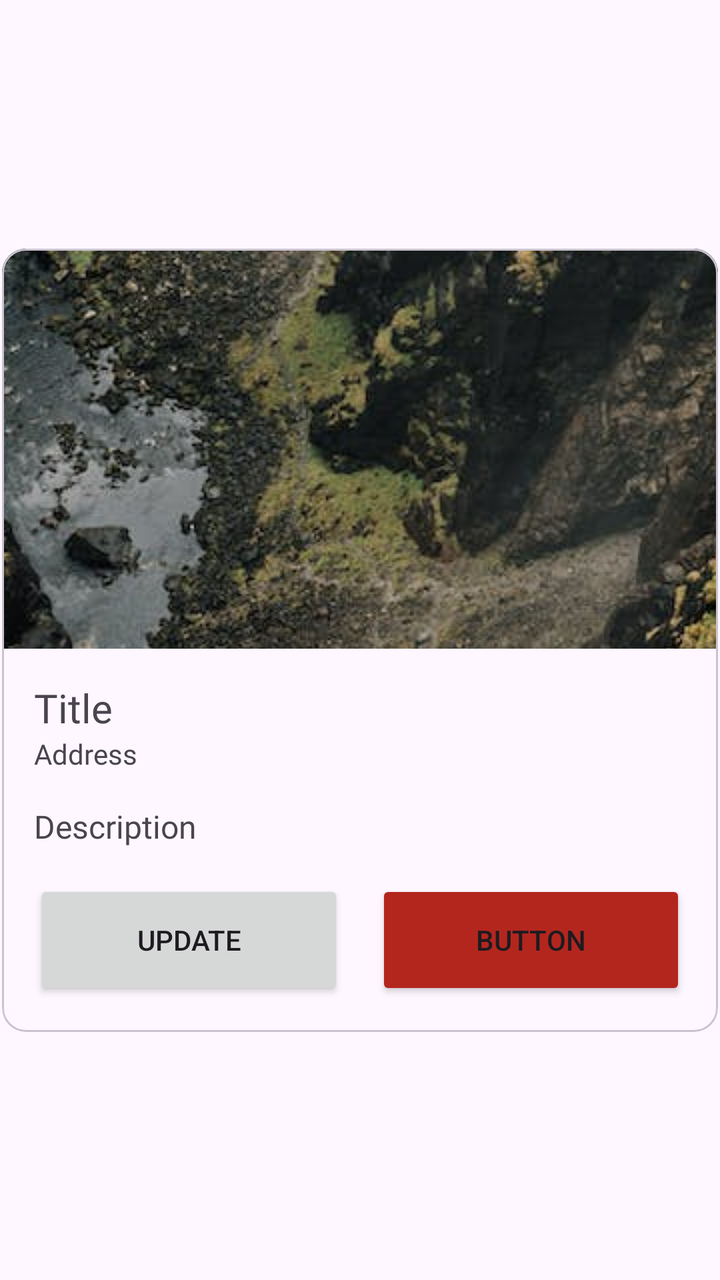
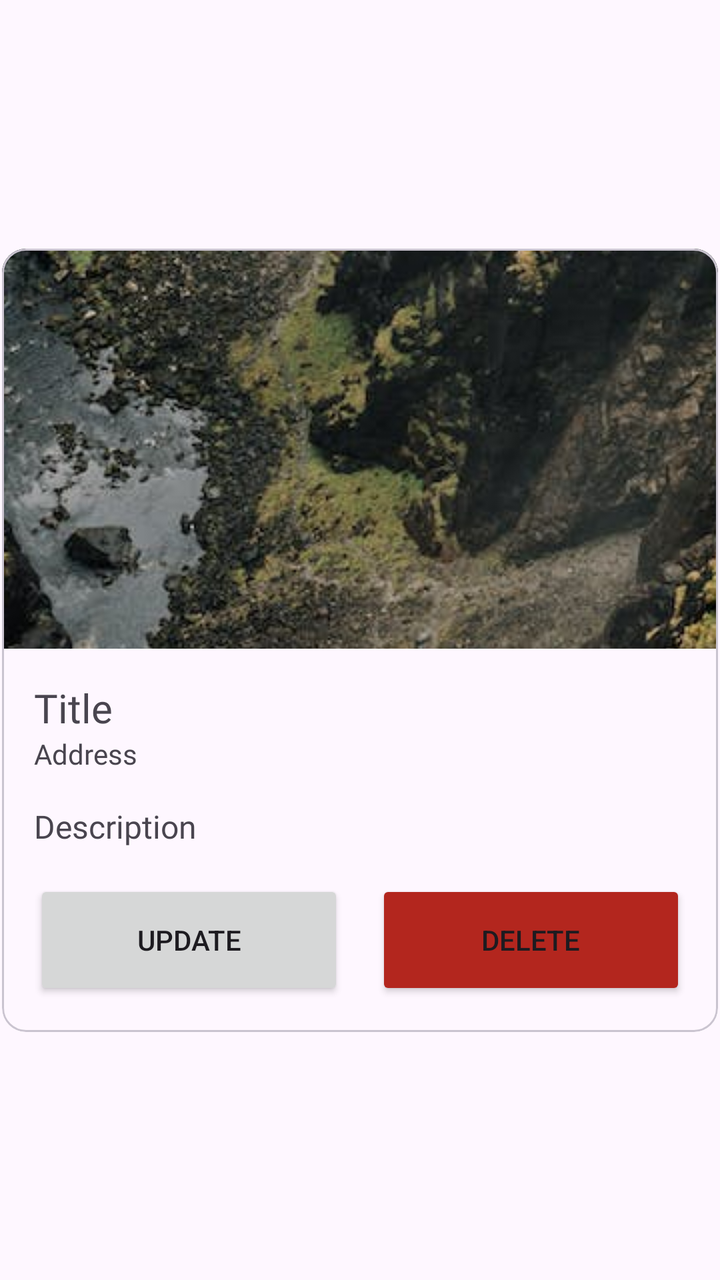

Compare the two renders of this Android layout. The source of the first and the diff that turns it into the second are given below.
<!-- AndroidManifest.xml: application theme Theme.RmmcTourism -->
<!-- res/layout/layout_my_destination.xml -->
<?xml version="1.0" encoding="utf-8"?>
<androidx.constraintlayout.widget.ConstraintLayout xmlns:android="http://schemas.android.com/apk/res/android"
    xmlns:app="http://schemas.android.com/apk/res-auto"
    xmlns:tools="http://schemas.android.com/tools"
    android:layout_width="match_parent"
    android:layout_height="wrap_content">

    <com.google.android.material.card.MaterialCardView
        style="@style/Widget.Material3.CardView.Outlined"
        android:layout_width="0dp"
        android:layout_height="wrap_content"
        android:layout_marginStart="1dp"
        android:layout_marginTop="1dp"
        android:layout_marginEnd="1dp"
        android:layout_marginBottom="1dp"
        app:layout_constraintBottom_toBottomOf="parent"
        app:layout_constraintEnd_toEndOf="parent"
        app:layout_constraintStart_toStartOf="parent"
        app:layout_constraintTop_toTopOf="parent">

        <androidx.constraintlayout.widget.ConstraintLayout
            android:layout_width="match_parent"
            android:layout_height="match_parent">

            <ImageButton
                android:id="@+id/iv_my_destination_cover"
                android:layout_width="wrap_content"
                android:layout_height="200dp"
                android:contentDescription="Destination cofer"
                app:layout_constraintEnd_toEndOf="parent"
                app:layout_constraintStart_toStartOf="parent"
                app:layout_constraintTop_toTopOf="parent"
                app:srcCompat="@drawable/bg_splash" />

            <TextView
                android:id="@+id/tv_my_destination_title"
                android:layout_width="0dp"
                android:layout_height="wrap_content"
                android:layout_marginStart="16dp"
                android:layout_marginTop="16dp"
                android:layout_marginEnd="16dp"
                android:fontFamily="@font/inter_bold"
                android:text="Title"
                android:textSize="20sp"
                app:layout_constraintEnd_toEndOf="parent"
                app:layout_constraintStart_toStartOf="parent"
                app:layout_constraintTop_toBottomOf="@+id/iv_my_destination_cover" />

            <TextView
                android:id="@+id/tv_my_destination_address"
                android:layout_width="0dp"
                android:layout_height="wrap_content"
                android:layout_marginStart="16dp"
                android:layout_marginEnd="16dp"
                android:fontFamily="@font/inter_light"
                android:text="Address"
                app:layout_constraintEnd_toEndOf="parent"
                app:layout_constraintStart_toStartOf="parent"
                app:layout_constraintTop_toBottomOf="@+id/tv_my_destination_title" />

            <Button
                android:id="@+id/btn_my_destination_update"
                android:layout_width="0dp"
                android:layout_height="60dp"
                android:layout_marginStart="16dp"
                android:layout_marginTop="16dp"
                android:layout_marginEnd="8dp"
                android:layout_marginBottom="16dp"
                android:text="Update"
                app:icon="@drawable/ic_edit_profile"
                app:iconGravity="textStart"
                app:layout_constraintBottom_toBottomOf="parent"
                app:layout_constraintEnd_toStartOf="@+id/btn_my_destination_delete"
                app:layout_constraintHorizontal_bias="0.5"
                app:layout_constraintHorizontal_chainStyle="packed"
                app:layout_constraintStart_toStartOf="parent"
                app:layout_constraintTop_toBottomOf="@+id/tv_my_destination_description"
                app:layout_constraintVertical_bias="0.0" />

            <Button
                android:id="@+id/btn_my_destination_delete"
                android:layout_width="0dp"
                android:layout_height="60dp"
                android:layout_marginStart="8dp"
                android:layout_marginTop="16dp"
                android:layout_marginEnd="16dp"
                android:layout_marginBottom="16dp"
                android:backgroundTint="?attr/colorError"
                android:text="Button"
                app:icon="@drawable/ic_delete"
                app:iconGravity="textStart"
                app:layout_constraintBottom_toBottomOf="parent"
                app:layout_constraintEnd_toEndOf="parent"
                app:layout_constraintHorizontal_bias="0.5"
                app:layout_constraintStart_toEndOf="@+id/btn_my_destination_update"
                app:layout_constraintTop_toBottomOf="@+id/tv_my_destination_description"
                app:layout_constraintVertical_bias="0.0" />

            <TextView
                android:id="@+id/tv_my_destination_description"
                android:layout_width="0dp"
                android:layout_height="wrap_content"
                android:layout_marginStart="16dp"
                android:layout_marginTop="16dp"
                android:layout_marginEnd="16dp"
                android:fontFamily="@font/inter"
                android:text="Description"
                android:textSize="16sp"
                app:layout_constraintEnd_toEndOf="parent"
                app:layout_constraintStart_toStartOf="parent"
                app:layout_constraintTop_toBottomOf="@+id/tv_my_destination_address" />

        </androidx.constraintlayout.widget.ConstraintLayout>
    </com.google.android.material.card.MaterialCardView>
</androidx.constraintlayout.widget.ConstraintLayout>
<!-- resources referenced by this layout -->
<resources>
  <!-- drawable bg_splash: jpg bitmap (drawable, 516268 bytes) -->
  <!-- drawable ic_delete (drawable) -->
  <vector android:height="24dp" android:tint="#000000"
      android:viewportHeight="24" android:viewportWidth="24"
      android:width="24dp" xmlns:android="http://schemas.android.com/apk/res/android">
      <path android:fillColor="@android:color/white" android:pathData="M6,19c0,1.1 0.9,2 2,2h8c1.1,0 2,-0.9 2,-2V7H6v12zM19,4h-3.5l-1,-1h-5l-1,1H5v2h14V4z"/>
  </vector>
  <!-- drawable ic_edit_profile (drawable) -->
  <vector android:height="24dp" android:tint="#000000"
      android:viewportHeight="24" android:viewportWidth="24"
      android:width="24dp" xmlns:android="http://schemas.android.com/apk/res/android">
      <path android:fillColor="@android:color/white" android:pathData="M3,17.25V21h3.75L17.81,9.94l-3.75,-3.75L3,17.25zM20.71,7.04c0.39,-0.39 0.39,-1.02 0,-1.41l-2.34,-2.34c-0.39,-0.39 -1.02,-0.39 -1.41,0l-1.83,1.83 3.75,3.75 1.83,-1.83z"/>
  </vector>
  <style name="Theme.RmmcTourism" parent="Base.Theme.RmmcTourism" />
  <style name="Base.Theme.RmmcTourism" parent="Theme.Material3.DayNight.NoActionBar">
          
          
      </style>
</resources>

<!-- the commit's change to res/layout/layout_my_destination.xml (unified diff, before → after) -->
@@ -10,9 +10,9 @@
         android:layout_width="0dp"
         android:layout_height="wrap_content"
         android:layout_marginStart="1dp"
-        android:layout_marginTop="1dp"
+        android:layout_marginTop="8dp"
         android:layout_marginEnd="1dp"
-        android:layout_marginBottom="1dp"
+        android:layout_marginBottom="8dp"
         app:layout_constraintBottom_toBottomOf="parent"
         app:layout_constraintEnd_toEndOf="parent"
         app:layout_constraintStart_toStartOf="parent"
@@ -86,7 +86,7 @@
                 android:layout_marginEnd="16dp"
                 android:layout_marginBottom="16dp"
                 android:backgroundTint="?attr/colorError"
-                android:text="Button"
+                android:text="Delete"
                 app:icon="@drawable/ic_delete"
                 app:iconGravity="textStart"
                 app:layout_constraintBottom_toBottomOf="parent"
